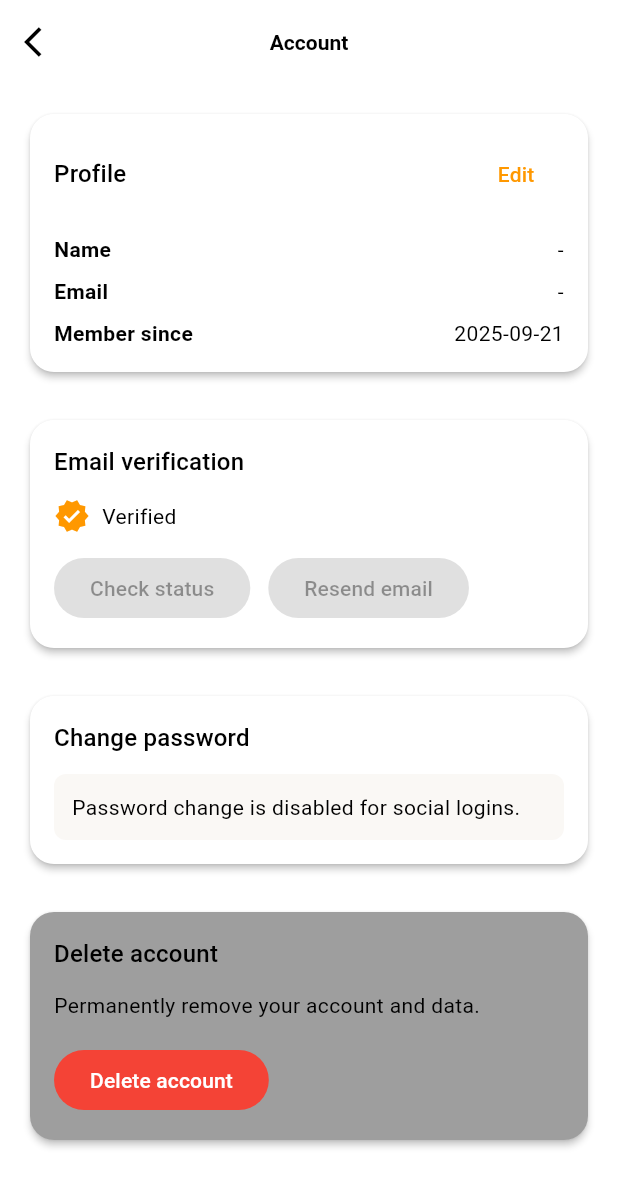
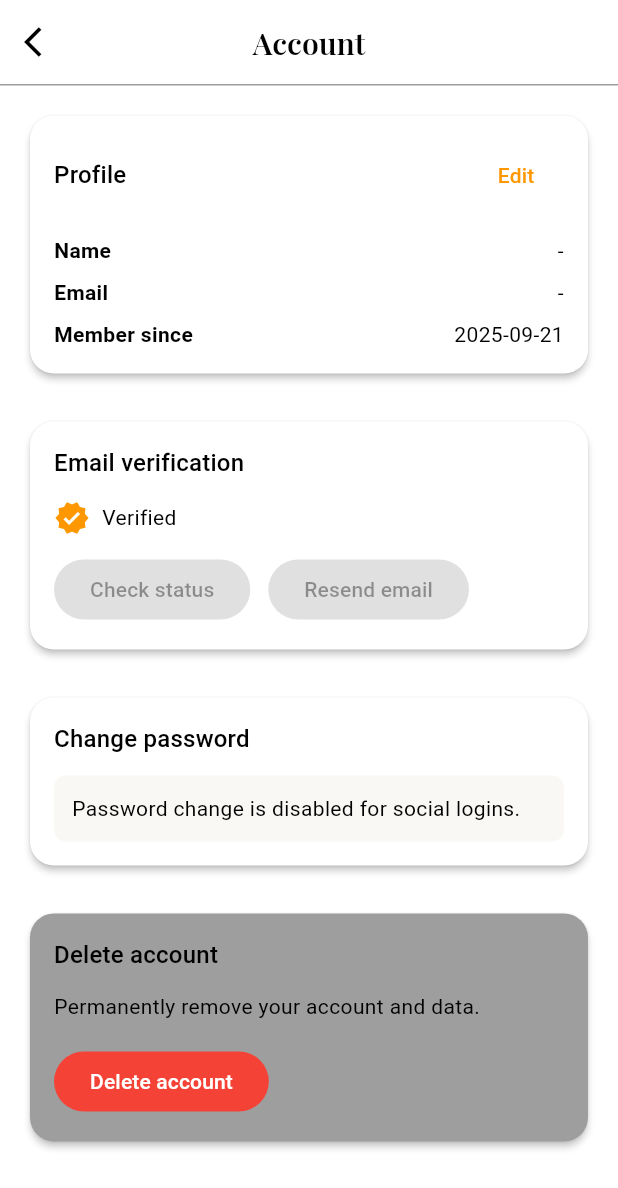
Before and after one commit to imlte0403/mood_tracker, a Flutter app: the SettingsScreen screen opened by its route, after a tap on "Account", on a phone screen of 412 x 824 dp. Shown: the top 1188 px of the screen. Run offline on Flutter 3.47's test engine with Material 3 defaults, Android fonts, the phone set to English and light mode, and no system bars; our stand-ins replace cloud_firestore, firebase_auth, firebase_core, flutter_riverpod, go_router, google_sign_in and 2 more; accounts and stored records are empty; generated files the repository leaves out were written again.

Commit message:
♻️ Refactor: 불필요한 deprecated_member_use 경고 무시 추가 및 배경색 개선

```diff
--- a/lib/core/constants/app_text_styles.dart
+++ b/lib/core/constants/app_text_styles.dart
@@ -1,3 +1,5 @@
+// ignore_for_file: deprecated_member_use
+
 import 'package:flutter/material.dart';
 
 import 'package:mood_tracker/core/constants/app_color.dart';
--- a/lib/core/constants/theme.dart
+++ b/lib/core/constants/theme.dart
@@ -10,7 +10,7 @@ class AppTheme {
     final colorScheme = base.colorScheme;
 
     return base.copyWith(
-      scaffoldBackgroundColor: colorScheme.surfaceVariant,
+      scaffoldBackgroundColor: colorScheme.surfaceContainerHighest,
       textTheme: base.textTheme.apply(
         bodyColor: colorScheme.onSurface,
         displayColor: colorScheme.onSurface,
@@ -68,7 +68,7 @@ class AppTheme {
     final colorScheme = base.colorScheme;
 
     return base.copyWith(
-      scaffoldBackgroundColor: colorScheme.surfaceVariant,
+      scaffoldBackgroundColor: colorScheme.surfaceContainerHighest,
       textTheme: base.textTheme.apply(
         bodyColor: colorScheme.onSurface,
         displayColor: colorScheme.onSurface,
--- a/lib/features/auth/widget/auth_btn.dart
+++ b/lib/features/auth/widget/auth_btn.dart
@@ -1,3 +1,5 @@
+// ignore_for_file: deprecated_member_use
+
 import 'package:flutter/material.dart';
 import 'package:mood_tracker/core/constants/gaps.dart';
 import 'package:mood_tracker/core/constants/sizes.dart';
--- a/lib/features/home/home_screen.dart
+++ b/lib/features/home/home_screen.dart
@@ -64,10 +64,12 @@ class HomeScreen extends ConsumerWidget {
   Widget build(BuildContext context, WidgetRef ref) {
     final state = ref.watch(homeViewModelProvider);
     final notifier = ref.read(homeViewModelProvider.notifier);
+    final colorScheme = Theme.of(context).colorScheme;
 
     final greetingName = state.displayName ?? 'Username';
 
     return Scaffold(
+      backgroundColor: colorScheme.surface,
       appBar: const HomeAppBar(),
       floatingActionButtonLocation: FloatingActionButtonLocation.endFloat,
       body: CustomScrollView(
--- a/lib/features/settings/account/account_screen.dart
+++ b/lib/features/settings/account/account_screen.dart
@@ -3,6 +3,7 @@ import 'package:flutter_riverpod/flutter_riverpod.dart';
 import 'package:go_router/go_router.dart';
 import 'package:firebase_auth/firebase_auth.dart';
 import 'package:mood_tracker/core/constants/gaps.dart';
+import 'package:mood_tracker/core/constants/app_text_styles.dart';
 
 import 'package:mood_tracker/features/auth/screen/log_in_screen.dart';
 
@@ -78,18 +79,40 @@ class _AccountScreenState extends ConsumerState<AccountScreen> {
   @override
   Widget build(BuildContext context) {
     final state = ref.watch(accountViewModelProvider);
+    final colorScheme = Theme.of(context).colorScheme;
 
     return Scaffold(
+      backgroundColor: colorScheme.surface,
       appBar: AppBar(
-        title: const Text('Account'),
+        title: Text(
+          "Account",
+          style: AppTextStyles.authAppBar(
+            Theme.of(context).textTheme,
+          )?.copyWith(fontSize: 20),
+        ),
         centerTitle: true,
+        backgroundColor: Theme.of(context).colorScheme.surface,
         leadingWidth: 100,
         leading: GestureDetector(
           onTap: () => context.pop(),
           child: Container(
             padding: const EdgeInsets.only(left: 16),
-            alignment: Alignment.centerLeft,
-            child: const Icon(Icons.arrow_back_ios),
+            child: Row(
+              mainAxisSize: MainAxisSize.min,
+              children: [
+                Icon(
+                  Icons.arrow_back_ios,
+                  color: Theme.of(context).colorScheme.onSurface,
+                ),
+              ],
+            ),
+          ),
+        ),
+        bottom: PreferredSize(
+          preferredSize: const Size.fromHeight(1.0),
+          child: Container(
+            color: Theme.of(context).colorScheme.onSurfaceVariant,
+            height: 1.0,
           ),
         ),
       ),
--- a/lib/features/settings/help/help_screen.dart
+++ b/lib/features/settings/help/help_screen.dart
@@ -1,3 +1,5 @@
+// ignore_for_file: deprecated_member_use
+
 import 'package:flutter/material.dart';
 import 'package:go_router/go_router.dart';
 import 'package:mood_tracker/core/constants/gaps.dart';
--- a/lib/features/settings/settings_screen.dart
+++ b/lib/features/settings/settings_screen.dart
@@ -78,7 +78,10 @@ class SettingsScreen extends ConsumerWidget {
 
   @override
   Widget build(BuildContext context, WidgetRef ref) {
+    final colorScheme = Theme.of(context).colorScheme;
+
     return Scaffold(
+      backgroundColor: colorScheme.surface,
       appBar: AppBar(
         title: Text(
           "Settings",
--- a/lib/features/settings/updates_screen.dart
+++ b/lib/features/settings/updates_screen.dart
@@ -1,3 +1,5 @@
+// ignore_for_file: deprecated_member_use
+
 import 'package:flutter/material.dart';
 import 'package:go_router/go_router.dart';
 import 'package:mood_tracker/core/constants/app_text_styles.dart';
```
